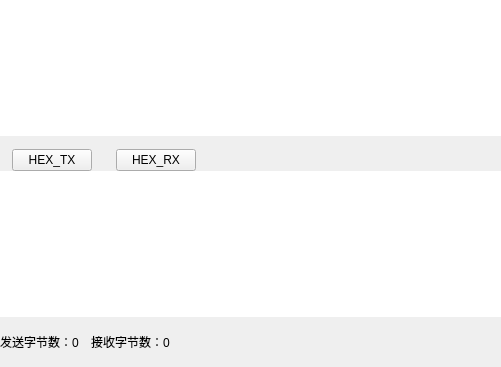
Before: the Qt Designer form Widget/widgetsocketcontent.ui in Mtr1994/DeskSocket, drawn with Qt 5; both pictures show x 0 to 501 and y 151 to 518 of the 891 by 518 pixel window.
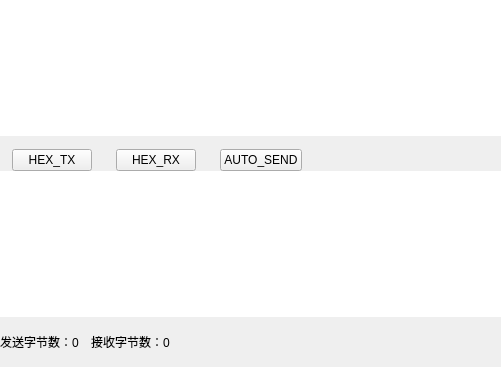
After: the same form once the commit is applied.

```diff
--- a/Widget/widgetsocketcontent.ui
+++ b/Widget/widgetsocketcontent.ui
@@ -204,6 +204,19 @@
                </property>
               </widget>
              </item>
+             <item>
+              <widget class="QPushButton" name="menuAutoSend">
+               <property name="text">
+                <string>AUTO_SEND</string>
+               </property>
+               <property name="checkable">
+                <bool>true</bool>
+               </property>
+               <property name="menu" stdset="0">
+                <bool>true</bool>
+               </property>
+              </widget>
+             </item>
              <item>
               <spacer name="horizontalSpacer_3">
                <property name="orientation">
```
Left out of the diff: 3 changed lines with no effect on the pictures.
